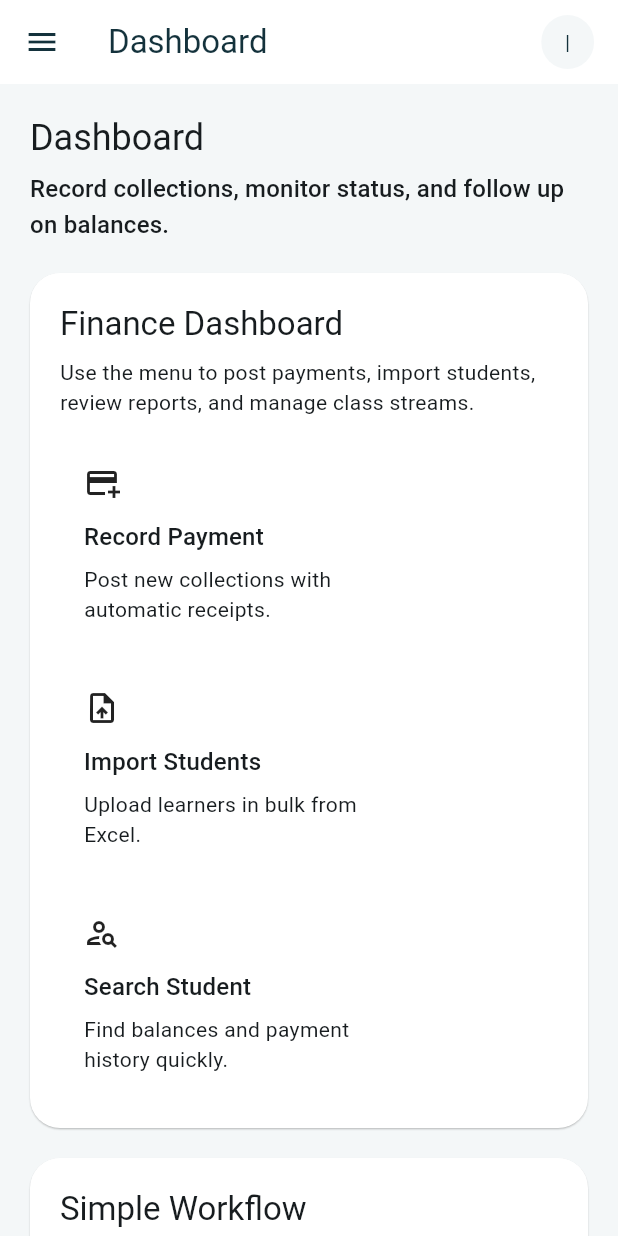
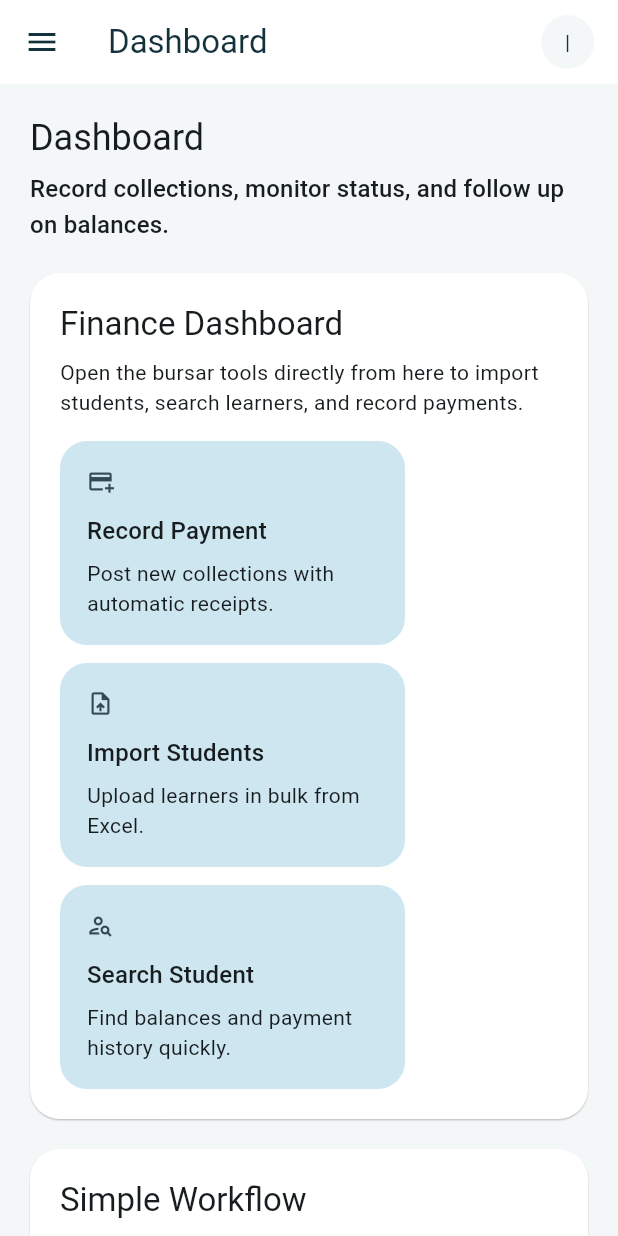
Before and after one commit to abdihafit/feesify, a Flutter app: the BursarDashboardScreen widget shown alone on an empty page, opened directly with empty values, on a phone screen of 412 x 824 dp. Run offline on Flutter 3.47's test engine with Material 3 defaults, Android fonts, the phone set to English and light mode, and no system bars; our stand-ins replace cloud_firestore, file_picker, firebase_auth, firebase_core, pdf, printing; missing offline and left inert: excel, file_saver; accounts and stored records are empty.

Commit message:
Activate bursar dashboard actions

```diff
--- a/lib/features/bursar/bursar_dashboard_screen.dart
+++ b/lib/features/bursar/bursar_dashboard_screen.dart
@@ -23,10 +23,10 @@ class BursarDashboardScreen extends StatelessWidget {
           'Record collections, monitor status, and follow up on balances.',
       user: user,
       tabs: <AppTab>[
-        const AppTab(
+        AppTab(
           label: 'Dashboard',
           icon: Icons.dashboard_outlined,
-          child: BursarHomeScreen(),
+          child: BursarHomeScreen(user: user),
         ),
         AppTab(
           label: 'Students',
--- a/lib/features/bursar/bursar_home_screen.dart
+++ b/lib/features/bursar/bursar_home_screen.dart
@@ -1,37 +1,79 @@
 import 'package:flutter/material.dart';
 
+import '../../models/user_model.dart';
 import '../../widgets/dashboard_card.dart';
+import '../payments/payment_entry_screen.dart';
+import '../students/student_import_screen.dart';
+import '../students/student_search_screen.dart';
 
 class BursarHomeScreen extends StatelessWidget {
-  const BursarHomeScreen({super.key});
+  const BursarHomeScreen({
+    super.key,
+    required this.user,
+  });
+
+  final UserModel user;
 
   @override
   Widget build(BuildContext context) {
     return ListView(
       padding: const EdgeInsets.all(16),
       children: <Widget>[
-        const DashboardCard(
+        DashboardCard(
           title: 'Finance Dashboard',
           subtitle:
-              'Use the menu to post payments, import students, review reports, and manage class streams.',
+              'Open the bursar tools directly from here to import students, search learners, and record payments.',
           child: Wrap(
             spacing: 12,
             runSpacing: 12,
             children: <Widget>[
-              _ActionHint(
+              _ActionButton(
                 icon: Icons.add_card_outlined,
                 title: 'Record Payment',
                 description: 'Post new collections with automatic receipts.',
+                onTap: () {
+                  Navigator.of(context).push(
+                    MaterialPageRoute<void>(
+                      builder: (_) => Scaffold(
+                        appBar: AppBar(title: const Text('Payment Entry')),
+                        body: PaymentEntryScreen(
+                          schoolId: user.schoolId,
+                          bursar: user,
                         ),
-              _ActionHint(
+                      ),
+                    ),
+                  );
+                },
+              ),
+              _ActionButton(
                 icon: Icons.upload_file_outlined,
                 title: 'Import Students',
                 description: 'Upload learners in bulk from Excel.',
+                onTap: () {
+                  Navigator.of(context).push(
+                    MaterialPageRoute<void>(
+                      builder: (_) => Scaffold(
+                        appBar: AppBar(title: const Text('Import Students')),
+                        body: StudentImportScreen(schoolId: user.schoolId),
                       ),
-              _ActionHint(
+                    ),
+                  );
+                },
+              ),
+              _ActionButton(
                 icon: Icons.person_search_outlined,
                 title: 'Search Student',
                 description: 'Find balances and payment history quickly.',
+                onTap: () {
+                  Navigator.of(context).push(
+                    MaterialPageRoute<void>(
+                      builder: (_) => Scaffold(
+                        appBar: AppBar(title: const Text('Student Search')),
+                        body: StudentSearchScreen(schoolId: user.schoolId),
+                      ),
+                    ),
+                  );
+                },
               ),
             ],
           ),
@@ -58,25 +100,30 @@ class BursarHomeScreen extends StatelessWidget {
   }
 }
 
-class _ActionHint extends StatelessWidget {
-  const _ActionHint({
+class _ActionButton extends StatelessWidget {
+  const _ActionButton({
     required this.icon,
     required this.title,
     required this.description,
+    required this.onTap,
   });
 
   final IconData icon;
   final String title;
   final String description;
+  final VoidCallback onTap;
 
   @override
   Widget build(BuildContext context) {
-    return Container(
-      width: 220,
-      padding: const EdgeInsets.all(16),
-      decoration: BoxDecoration(
-        color: Colors.white,
+    return SizedBox(
+      width: 230,
+      child: FilledButton.tonal(
+        onPressed: onTap,
+        style: FilledButton.styleFrom(
+          padding: const EdgeInsets.all(18),
+          shape: RoundedRectangleBorder(
             borderRadius: BorderRadius.circular(18),
+          ),
         ),
         child: Column(
           crossAxisAlignment: CrossAxisAlignment.start,
@@ -85,8 +132,12 @@ class _ActionHint extends StatelessWidget {
             const SizedBox(height: 12),
             Text(title, style: Theme.of(context).textTheme.titleMedium),
             const SizedBox(height: 6),
-          Text(description),
+            Text(
+              description,
+              style: Theme.of(context).textTheme.bodyMedium,
+            ),
           ],
+        ),
       ),
     );
   }
```
Also changed, not shown: 1 other file. Lines whose indentation alone changed are shown as unchanged.
